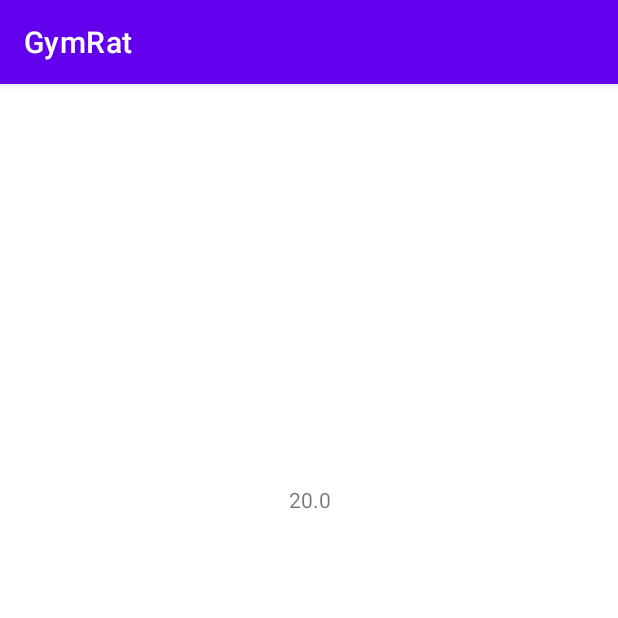
After one commit to Cl0wnFiesta/GymRat, an Android app: the TestActivity screen opened directly, with no data from a screen before it, on a phone screen of 412 x 824 dp, the top half of it. The commit adds this screen. Run offline under Robolectric (Android 15) with nearby library versions, the phone set to English and light mode, and no system bars.

Commit message:
Starting pages vol 3.1

```diff
--- a/app/build.gradle
+++ b/app/build.gradle
@@ -35,4 +35,5 @@
     testImplementation 'junit:junit:4.13.2'
     androidTestImplementation 'androidx.test.ext:junit:1.1.3'
     androidTestImplementation 'androidx.test.espresso:espresso-core:3.4.0'
+    implementation 'com.google.android.material:material:1.5.0'
 }
--- a/app/src/main/java/com/example/gymrat/MainActivity.java
+++ b/app/src/main/java/com/example/gymrat/MainActivity.java
@@ -5,7 +5,6 @@
 import android.content.Intent;
 import android.content.SharedPreferences;
 import android.os.Bundle;
-import android.preference.PreferenceManager;
 import android.view.View;
 
 public class MainActivity extends AppCompatActivity {
@@ -21,9 +20,10 @@
         Boolean firstTime = prefs.getBoolean("hasRun", false);
 
         if(!firstTime){
-            Intent intent = new Intent(this, Create_User.class);
+            Intent intent = new Intent(this, Create_UserActivity.class);
             startActivity(intent);
         }
+
     }
     //henrin oksan tapahtuma
     public void newGymActivity(View v){
--- /dev/null
+++ b/app/src/main/java/com/example/gymrat/TestActivity.java
@@ -0,0 +1,22 @@
+package com.example.gymrat;
+
+import androidx.appcompat.app.AppCompatActivity;
+
+import android.content.SharedPreferences;
+import android.os.Bundle;
+import android.widget.TextView;
+
+public class TestActivity extends AppCompatActivity {
+    private SharedPreferences sharedPreferences;
+    private TextView mtext;
+    @Override
+    protected void onCreate(Bundle savedInstanceState) {
+        super.onCreate(savedInstanceState);
+        setContentView(R.layout.activity_test);
+
+        mtext = findViewById(R.id.testbox);
+        sharedPreferences = getSharedPreferences("myKey", MODE_PRIVATE);
+        String value = sharedPreferences.getString("penkki","");
+        mtext.setText(value);
+    }
+}
--- /dev/null
+++ b/app/src/main/res/drawable/ic_baseline_home_24.xml
@@ -0,0 +1,5 @@
+<vector android:height="24dp" android:tint="#FFFFFF"
+    android:viewportHeight="24" android:viewportWidth="24"
+    android:width="24dp" xmlns:android="http://schemas.android.com/apk/res/android">
+    <path android:fillColor="@android:color/white" android:pathData="M10,20v-6h4v6h5v-8h3L12,3 2,12h3v8z"/>
+</vector>
--- /dev/null
+++ b/app/src/main/res/drawable/ic_favorite.xml
@@ -0,0 +1,5 @@
+<vector android:height="24dp" android:tint="#FFFFFF"
+    android:viewportHeight="24" android:viewportWidth="24"
+    android:width="24dp" xmlns:android="http://schemas.android.com/apk/res/android">
+    <path android:fillColor="@android:color/white" android:pathData="M12,21.35l-1.45,-1.32C5.4,15.36 2,12.28 2,8.5 2,5.42 4.42,3 7.5,3c1.74,0 3.41,0.81 4.5,2.09C13.09,3.81 14.76,3 16.5,3 19.58,3 22,5.42 22,8.5c0,3.78 -3.4,6.86 -8.55,11.54L12,21.35z"/>
+</vector>
--- /dev/null
+++ b/app/src/main/res/drawable/ic_notification.xml
@@ -0,0 +1,5 @@
+<vector android:height="24dp" android:tint="#FFFFFF"
+    android:viewportHeight="24" android:viewportWidth="24"
+    android:width="24dp" xmlns:android="http://schemas.android.com/apk/res/android">
+    <path android:fillColor="@android:color/white" android:pathData="M12,22c1.1,0 2,-0.9 2,-2h-4c0,1.1 0.89,2 2,2zM18,16v-5c0,-3.07 -1.64,-5.64 -4.5,-6.32L13.5,4c0,-0.83 -0.67,-1.5 -1.5,-1.5s-1.5,0.67 -1.5,1.5v0.68C7.63,5.36 6,7.92 6,11v5l-2,2v1h16v-1l-2,-2z"/>
+</vector>
--- /dev/null
+++ b/app/src/main/res/drawable/ic_settings.xml
@@ -0,0 +1,5 @@
+<vector android:height="24dp" android:tint="#FFFFFF"
+    android:viewportHeight="24" android:viewportWidth="24"
+    android:width="24dp" xmlns:android="http://schemas.android.com/apk/res/android">
+    <path android:fillColor="@android:color/white" android:pathData="M19.14,12.94c0.04,-0.3 0.06,-0.61 0.06,-0.94c0,-0.32 -0.02,-0.64 -0.07,-0.94l2.03,-1.58c0.18,-0.14 0.23,-0.41 0.12,-0.61l-1.92,-3.32c-0.12,-0.22 -0.37,-0.29 -0.59,-0.22l-2.39,0.96c-0.5,-0.38 -1.03,-0.7 -1.62,-0.94L14.4,2.81c-0.04,-0.24 -0.24,-0.41 -0.48,-0.41h-3.84c-0.24,0 -0.43,0.17 -0.47,0.41L9.25,5.35C8.66,5.59 8.12,5.92 7.63,6.29L5.24,5.33c-0.22,-0.08 -0.47,0 -0.59,0.22L2.74,8.87C2.62,9.08 2.66,9.34 2.86,9.48l2.03,1.58C4.84,11.36 4.8,11.69 4.8,12s0.02,0.64 0.07,0.94l-2.03,1.58c-0.18,0.14 -0.23,0.41 -0.12,0.61l1.92,3.32c0.12,0.22 0.37,0.29 0.59,0.22l2.39,-0.96c0.5,0.38 1.03,0.7 1.62,0.94l0.36,2.54c0.05,0.24 0.24,0.41 0.48,0.41h3.84c0.24,0 0.44,-0.17 0.47,-0.41l0.36,-2.54c0.59,-0.24 1.13,-0.56 1.62,-0.94l2.39,0.96c0.22,0.08 0.47,0 0.59,-0.22l1.92,-3.32c0.12,-0.22 0.07,-0.47 -0.12,-0.61L19.14,12.94zM12,15.6c-1.98,0 -3.6,-1.62 -3.6,-3.6s1.62,-3.6 3.6,-3.6s3.6,1.62 3.6,3.6S13.98,15.6 12,15.6z"/>
+</vector>
--- /dev/null
+++ b/app/src/main/res/layout/activity_test.xml
@@ -0,0 +1,20 @@
+<?xml version="1.0" encoding="utf-8"?>
+<androidx.constraintlayout.widget.ConstraintLayout xmlns:android="http://schemas.android.com/apk/res/android"
+    xmlns:app="http://schemas.android.com/apk/res-auto"
+    xmlns:tools="http://schemas.android.com/tools"
+    android:layout_width="match_parent"
+    android:layout_height="match_parent"
+    tools:context=".TestActivity">
+
+    <TextView
+        android:id="@+id/testbox"
+        android:layout_width="wrap_content"
+        android:layout_height="wrap_content"
+        android:layout_marginStart="177dp"
+        android:layout_marginTop="267dp"
+        android:layout_marginEnd="176dp"
+        android:text="TextView"
+        app:layout_constraintEnd_toEndOf="parent"
+        app:layout_constraintStart_toStartOf="parent"
+        app:layout_constraintTop_toTopOf="parent" />
+</androidx.constraintlayout.widget.ConstraintLayout>
```
Also changed, not shown: app/src/main/AndroidManifest.xml (+7 -6 lines), app/src/main/java/com/example/gymrat/Create_UserActivity.java (renamed from app/src/main/java/com/example/gymrat/Create_User.java, +3 -9 lines), app/src/main/java/com/example/gymrat/SetupPage.java (deleted, +0 -52 lines), app/src/main/java/com/example/gymrat/SetupPageActivity.java (added, +74 -0 lines), app/src/main/java/com/example/gymrat/maxWeight.java (added, +45 -0 lines), app/src/main/res/layout/activity_main.xml (+8 -0 lines), app/src/main/res/menu/nav_menu.xml (added, +20 -0 lines).
